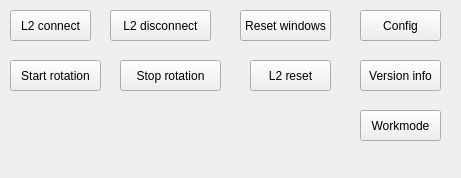
The window that src/ControlsDock.ui (markgol/L2diagnostic) describes before a commit, drawn with Qt 5.
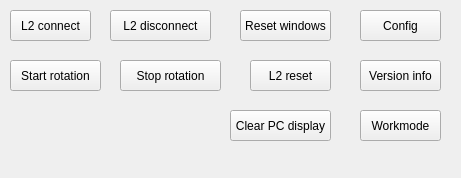
The same window after the commit.

```diff
--- a/src/ControlsDock.ui
+++ b/src/ControlsDock.ui
@@ -131,6 +131,19 @@
      <string>Workmode</string>
     </property>
    </widget>
+   <widget class="QPushButton" name="btnClearDisplay">
+    <property name="geometry">
+     <rect>
+      <x>230</x>
+      <y>110</y>
+      <width>101</width>
+      <height>31</height>
+     </rect>
+    </property>
+    <property name="text">
+     <string>Clear PC display</string>
+    </property>
+   </widget>
   </widget>
  </widget>
  <resources/>
```
